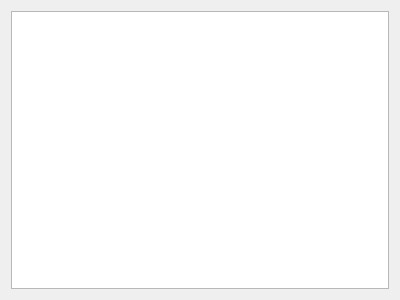
ronybeck/ApolloExplorer, file ApolloExplorerPC/dialogconsole.ui: the form before one commit.
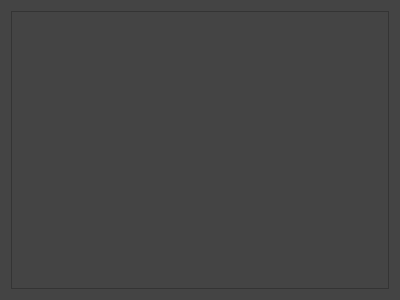
The form after the commit.

The edit to the form file:
```diff
--- a/ApolloExplorerPC/dialogconsole.ui
+++ b/ApolloExplorerPC/dialogconsole.ui
@@ -13,6 +13,60 @@
   <property name="windowTitle">
    <string>Dialog</string>
   </property>
+  <property name="styleSheet">
+   <string notr="true">QWidget
+{	
+	background-color: #444444;
+	font: bold 12px;
+	color:  white;
+	font: 700 10pt &quot;Comfortaa&quot;;
+}
+QLabel{
+	padding-left: 3px;
+	padding-right: 3px;
+}
+
+QLineEdit
+{
+border: 1px solid rgb(136, 138, 133);
+}
+
+QPushButton
+{
+	margin: 5px;
+	padding: 5px;
+	border: 1px solid rgb(136, 138, 133);
+    border-radius: 2px;
+	text-align: center;
+}
+QPushButton::pressed
+{
+	background-color: #555555;
+}
+QPushButton::hover
+{
+	border: 1px solid #aaaaaa;
+}
+QGroupBox
+{
+	padding: 1px;
+	margin: 1px;
+}
+
+QHeaderView::section
+{
+	margin: 2px;
+	padding: 2px;
+}
+
+QMenu::indicator {
+    border: 1px inset white;
+}
+QMenu::indicator:checked {
+    border: 1px inset white;
+	background: red;
+}</string>
+  </property>
   <layout class="QVBoxLayout" name="verticalLayout">
    <item>
     <widget class="QPlainTextEdit" name="plainTextEdit"/>
```
